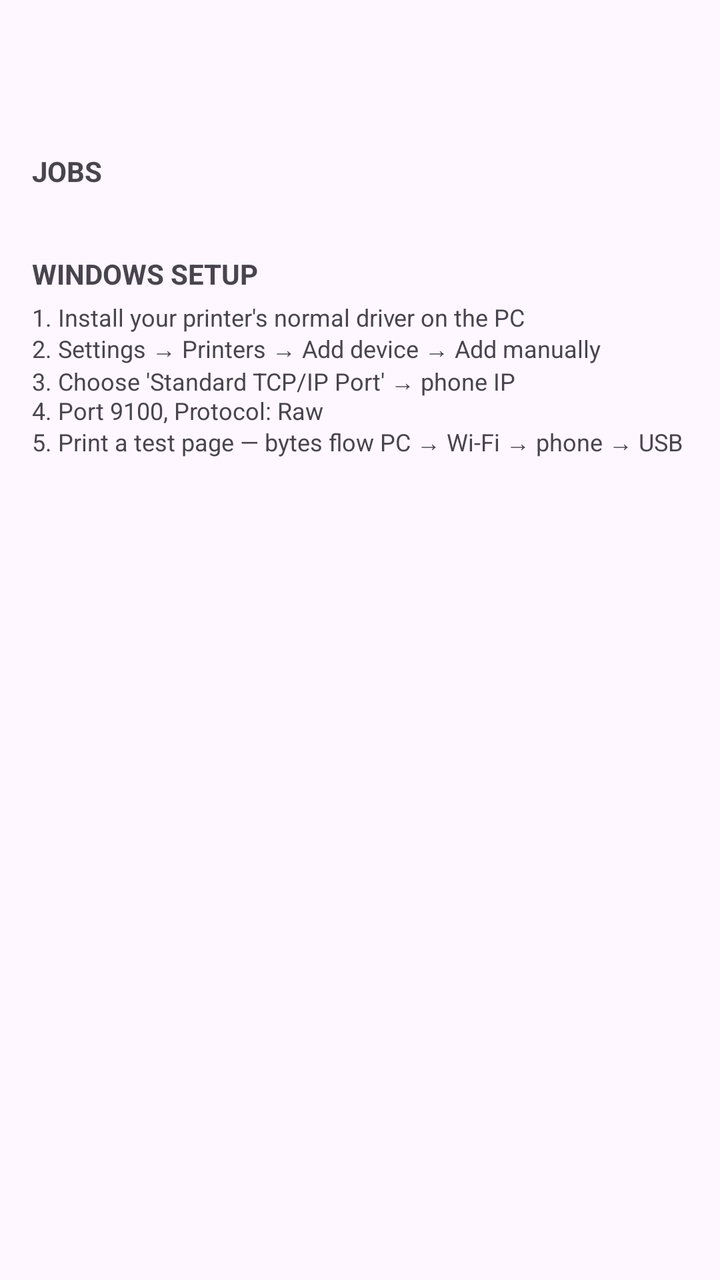
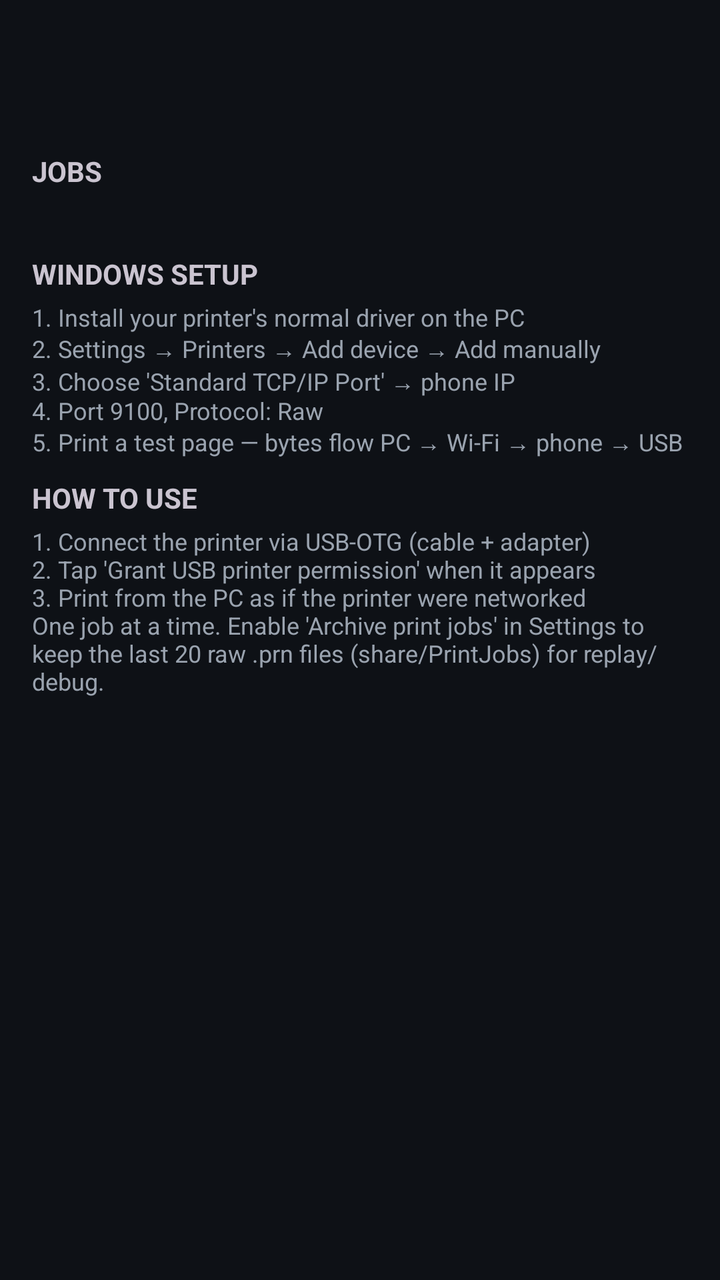

Two renders of the same Android screen: before a commit and after it. Below are the layout's source before the change and the commit's diff.
<!-- AndroidManifest.xml: application theme Theme.App -->
<!-- res/layout/activity_print.xml -->
<?xml version="1.0" encoding="utf-8"?>
<ScrollView xmlns:android="http://schemas.android.com/apk/res/android"
    android:layout_width="match_parent"
    android:layout_height="match_parent">

    <LinearLayout
        android:layout_width="match_parent"
        android:layout_height="wrap_content"
        android:orientation="vertical"
        android:padding="16dp">

        <TextView
            android:id="@+id/textPrintStatus"
            android:layout_width="match_parent"
            android:layout_height="wrap_content"
            android:textSize="14sp"
            android:fontFamily="monospace"/>

        <TextView
            android:id="@+id/textPrinterInfo"
            android:layout_width="match_parent"
            android:layout_height="wrap_content"
            android:layout_marginTop="10dp"
            android:textSize="14sp"/>

        <Button
            android:id="@+id/buttonUsbPerm"
            android:layout_width="match_parent"
            android:layout_height="wrap_content"
            android:layout_marginTop="6dp"
            android:visibility="gone"
            android:text="Grant USB printer permission"/>

        <TextView
            android:layout_width="match_parent"
            android:layout_height="wrap_content"
            android:layout_marginTop="12dp"
            android:text="JOBS"
            android:textStyle="bold"/>

        <TextView
            android:id="@+id/textPrintJobs"
            android:layout_width="match_parent"
            android:layout_height="wrap_content"
            android:layout_marginTop="4dp"
            android:textSize="12sp"
            android:fontFamily="monospace"/>

        <TextView
            android:layout_width="match_parent"
            android:layout_height="wrap_content"
            android:layout_marginTop="12dp"
            android:text="WINDOWS SETUP"
            android:textStyle="bold"/>

        <TextView
            android:layout_width="match_parent"
            android:layout_height="wrap_content"
            android:layout_marginTop="4dp"
            android:textSize="12sp"
            android:text="1. Install your printer's normal driver on the PC\n2. Settings → Printers → Add device → Add manually\n3. Choose 'Standard TCP/IP Port' → phone IP\n4. Port 9100, Protocol: Raw\n5. Print a test page — bytes flow PC → Wi-Fi → phone → USB"
            android:textColor="?android:attr/textColorSecondary"/>
    </LinearLayout>
</ScrollView>
<!-- resources referenced by this layout -->
<resources>
  <style name="Theme.App" parent="Theme.Material3.DayNight.NoActionBar" />
</resources>

<!-- the commit's change to res/layout/activity_print.xml (unified diff, before → after) -->
@@ -60,5 +60,20 @@
             android:textSize="12sp"
             android:text="1. Install your printer's normal driver on the PC\n2. Settings → Printers → Add device → Add manually\n3. Choose 'Standard TCP/IP Port' → phone IP\n4. Port 9100, Protocol: Raw\n5. Print a test page — bytes flow PC → Wi-Fi → phone → USB"
             android:textColor="?android:attr/textColorSecondary"/>
+
+        <TextView
+            android:layout_width="match_parent"
+            android:layout_height="wrap_content"
+            android:layout_marginTop="10dp"
+            android:text="HOW TO USE"
+            android:textStyle="bold"/>
+
+        <TextView
+            android:layout_width="match_parent"
+            android:layout_height="wrap_content"
+            android:layout_marginTop="4dp"
+            android:textSize="12sp"
+            android:text="1. Connect the printer via USB-OTG (cable + adapter)\n2. Tap 'Grant USB printer permission' when it appears\n3. Print from the PC as if the printer were networked\nOne job at a time. Enable 'Archive print jobs' in Settings to keep the last 20 raw .prn files (share/PrintJobs) for replay/debug."
+            android:textColor="?android:attr/textColorSecondary"/>
     </LinearLayout>
 </ScrollView>
<!-- resource entries referenced after the edit -->
@@ -1,5 +1,14 @@
 <!-- resources referenced by this layout -->
 <resources>
-  <style name="Theme.App" parent="Theme.Material3.DayNight.NoActionBar" />
+  <style name="Theme.App" parent="Theme.Material3.Dark.NoActionBar">
+          <item name="android:colorBackground">#0E1116</item>
+          <item name="colorSurface">#171C24</item>
+          <item name="colorPrimary">#4CAF93</item>
+          <item name="colorOnPrimary">#06231C</item>
+          <item name="android:statusBarColor">#0E1116</item>
+          <item name="android:navigationBarColor">#0E1116</item>
+          <item name="android:textColorPrimary">#E6E9EE</item>
+          <item name="android:textColorSecondary">#9AA3AF</item>
+      </style>
 </resources>
 
